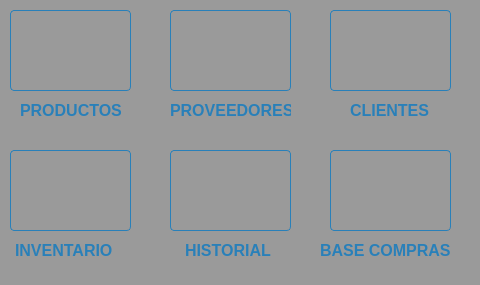
This is Inventario de almacen/ui/PANEL.ui in CodeDrTech/DevelopPython as Qt 5 draws it before an edit; both pictures show x 0 to 480 and y 0 to 285 of the 800 by 285 pixel window. The edited form follows.
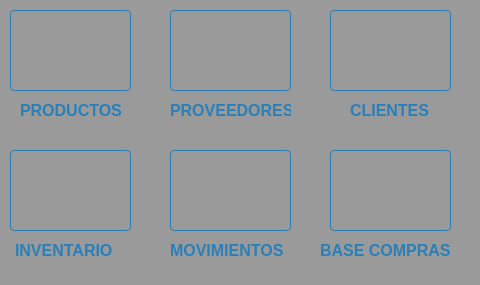
This is the edited form. Icons and pictures are not drawn.

```diff
--- a/Inventario de almacen/ui/PANEL.ui
+++ b/Inventario de almacen/ui/PANEL.ui
@@ -591,9 +591,9 @@
    <widget class="QLabel" name="label_7">
     <property name="geometry">
      <rect>
-      <x>185</x>
+      <x>170</x>
       <y>240</y>
-      <width>91</width>
+      <width>121</width>
       <height>21</height>
      </rect>
     </property>
@@ -617,7 +617,7 @@
 </string>
     </property>
     <property name="text">
-     <string>HISTORIAL</string>
+     <string>MOVIMIENTOS</string>
     </property>
    </widget>
    <widget class="QLabel" name="label_8">
```
